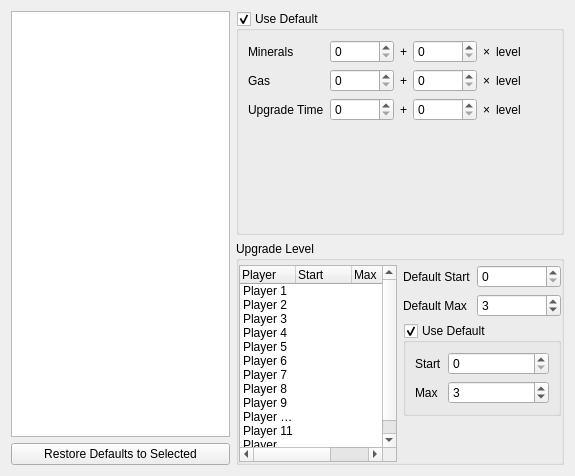
heinermann/ChkForge, file ChkForge/upgradestab.ui: the form before one commit.
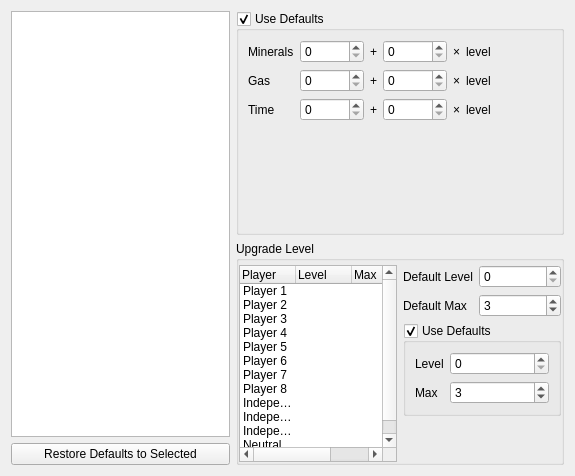
The form after the commit. Custom widgets are drawn as their Qt base class.

What changed in the file:
```diff
--- a/ChkForge/upgradestab.ui
+++ b/ChkForge/upgradestab.ui
@@ -94,7 +94,7 @@
         </column>
         <column>
          <property name="text">
-          <string>Start</string>
+          <string>Level</string>
          </property>
         </column>
         <column>
@@ -144,22 +144,22 @@
         </item>
         <item>
          <property name="text">
-          <string>Player 9</string>
+          <string>Independent 1</string>
          </property>
         </item>
         <item>
          <property name="text">
-          <string>Player 10</string>
+          <string>Independent 2</string>
          </property>
         </item>
         <item>
          <property name="text">
-          <string>Player 11</string>
+          <string>Independent 3</string>
          </property>
         </item>
         <item>
          <property name="text">
-          <string>Player 12</string>
+          <string>Neutral</string>
          </property>
         </item>
        </widget>
@@ -169,7 +169,7 @@
         <item row="0" column="0">
          <widget class="QLabel" name="label_25">
           <property name="text">
-           <string>Default Start</string>
+           <string>Default Level</string>
           </property>
          </widget>
         </item>
@@ -227,7 +227,7 @@
       <item row="1" column="1">
        <widget class="InvertedTriStateGroupBox" name="grpUpgradePlayerDefaults">
         <property name="title">
-         <string>Use Default</string>
+         <string>Use Defaults</string>
         </property>
         <property name="checkable">
          <bool>true</bool>
@@ -236,7 +236,7 @@
          <item row="0" column="0">
           <widget class="QLabel" name="label_19">
            <property name="text">
-            <string>Start</string>
+            <string>Level</string>
            </property>
           </widget>
          </item>
@@ -285,7 +285,7 @@
    <item row="0" column="1">
     <widget class="InvertedTriStateGroupBox" name="grpUpgradeUseDefaults">
      <property name="title">
-      <string>Use Default</string>
+      <string>Use Defaults</string>
      </property>
      <property name="checkable">
       <bool>true</bool>
@@ -436,7 +436,7 @@
       <item row="2" column="0">
        <widget class="QLabel" name="label_13">
         <property name="text">
-         <string>Upgrade Time</string>
+         <string>Time</string>
         </property>
        </widget>
       </item>
```
